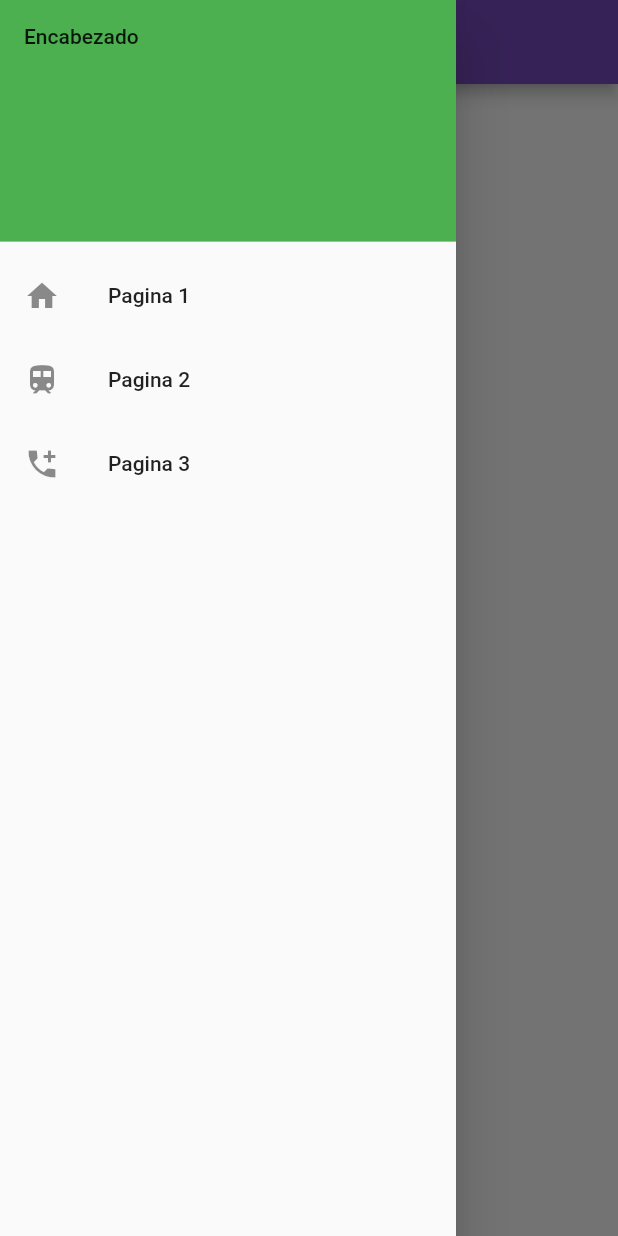
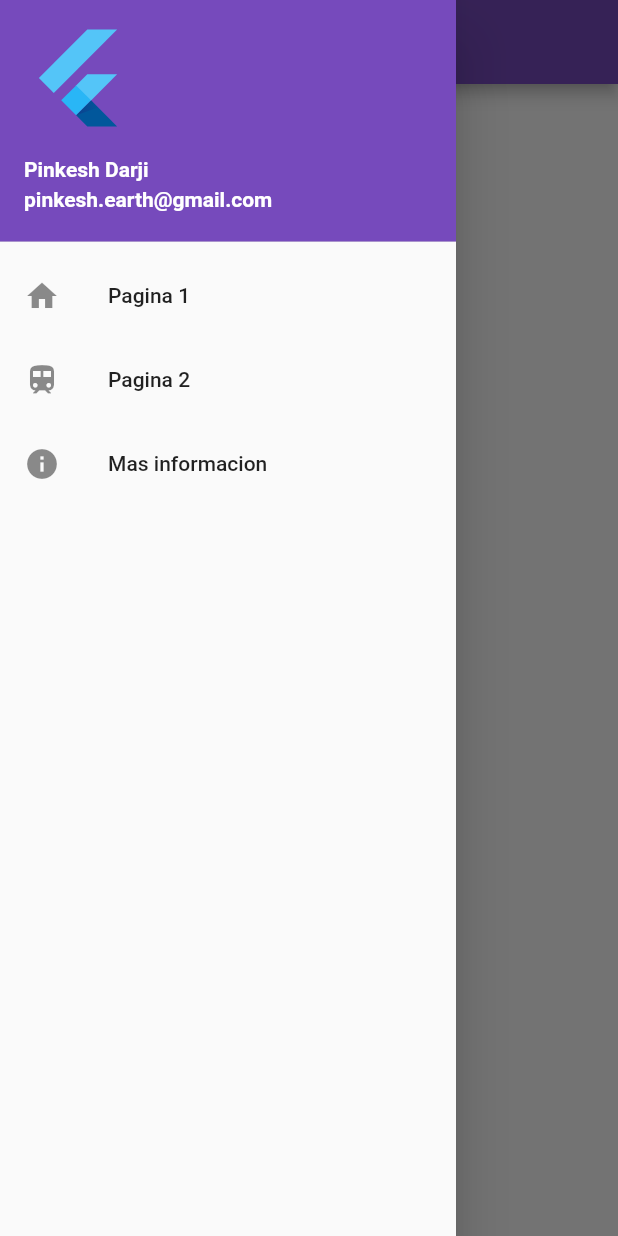
Before and after one commit to AngelArturoJuarezLopez10/Drawer_p_4, a Flutter app: the screen it shows after launch, with the side drawer open, on a phone screen of 412 x 824 dp. Run offline on Flutter 3.47's test engine with Material 2 defaults, Android fonts, the phone set to English and light mode, and no system bars.

```diff
--- a/lib/main.dart
+++ b/lib/main.dart
@@ -4,7 +4,7 @@ void main() => runApp(MyApp());
 
 class MyApp extends StatelessWidget {
   const MyApp({super.key});
-  static const String _title = 'Drawer Juarez';
+  static const String _title = 'Juarez Drawer';
   // This widget is the root of your application.
   @override
   Widget build(BuildContext context) {
@@ -39,11 +39,21 @@ class _MyHomePageState extends State<MyHomePage> {
           // Important: Remove any padding from the ListView.
           padding: EdgeInsets.zero,
           children: [
-            const DrawerHeader(
-              decoration: BoxDecoration(
-                color: Colors.green,
+            const UserAccountsDrawerHeader(
+              decoration: BoxDecoration(color: const Color(0xff764abc)),
+              accountName: Text(
+                "Pinkesh Darji",
+                style: TextStyle(
+                  fontWeight: FontWeight.bold,
+                ),
               ),
-              child: Text('Encabezado'),
+              accountEmail: Text(
+                "pinkesh.earth@gmail.com",
+                style: TextStyle(
+                  fontWeight: FontWeight.bold,
+                ),
+              ),
+              currentAccountPicture: FlutterLogo(),
             ),
             ListTile(
               leading: Icon(
@@ -63,14 +73,21 @@ class _MyHomePageState extends State<MyHomePage> {
                 Navigator.pop(context);
               },
             ),
-            ListTile(
-              leading: Icon(
-                Icons.add_ic_call_sharp,
+            AboutListTile(
+              // <-- SEE HERE
+              icon: Icon(
+                Icons.info,
               ),
-              title: const Text('Pagina 3'),
-              onTap: () {
-                Navigator.pop(context);
-              },
+              child: Text('Mas informacion'),
+              applicationIcon: Icon(
+                Icons.local_play,
+              ),
+              applicationName: 'Mi Primer app',
+              applicationVersion: '1.0.25',
+              applicationLegalese: '© 2023 Company',
+              aboutBoxChildren: [
+                ///Content goes here...
+              ],
             ),
           ],
         ),
```
